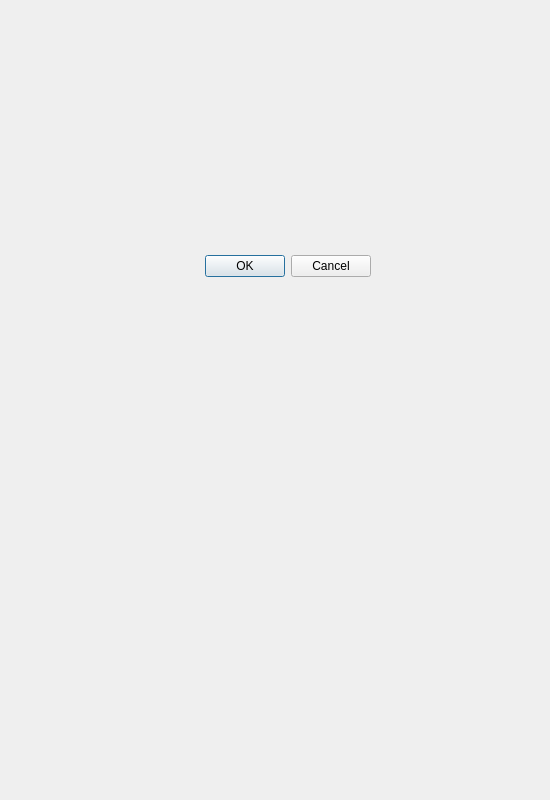
The window that networkmanager.ui (fire-lizard/QBoard) describes before a commit, drawn with Qt 5.
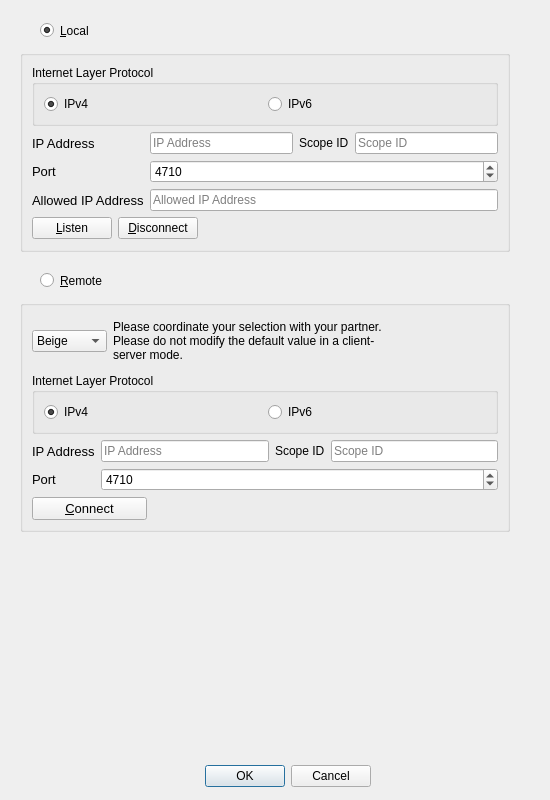
The same window after the commit.

Commit message: network manager layout

The edit to the form file:
```diff
--- a/networkmanager.ui
+++ b/networkmanager.ui
@@ -17,7 +17,7 @@
    <property name="geometry">
     <rect>
      <x>20</x>
-     <y>250</y>
+     <y>760</y>
      <width>351</width>
      <height>33</height>
     </rect>
@@ -58,6 +58,411 @@
     </item>
    </layout>
   </widget>
+  <widget class="QRadioButton" name="local">
+   <property name="geometry">
+    <rect>
+     <x>40</x>
+     <y>20</y>
+     <width>490</width>
+     <height>21</height>
+    </rect>
+   </property>
+   <property name="text">
+    <string>&amp;Local</string>
+   </property>
+   <property name="checked">
+    <bool>true</bool>
+   </property>
+  </widget>
+  <widget class="QGroupBox" name="local_gb">
+   <property name="geometry">
+    <rect>
+     <x>20</x>
+     <y>50</y>
+     <width>490</width>
+     <height>202</height>
+    </rect>
+   </property>
+   <property name="sizePolicy">
+    <sizepolicy hsizetype="Preferred" vsizetype="Fixed">
+     <horstretch>0</horstretch>
+     <verstretch>0</verstretch>
+    </sizepolicy>
+   </property>
+   <layout class="QVBoxLayout" name="verticalLayout">
+    <item>
+     <widget class="QGroupBox" name="groupBox">
+      <property name="sizePolicy">
+       <sizepolicy hsizetype="Preferred" vsizetype="Fixed">
+        <horstretch>0</horstretch>
+        <verstretch>0</verstretch>
+       </sizepolicy>
+      </property>
+      <property name="title">
+       <string>Internet Layer Protocol</string>
+      </property>
+      <layout class="QHBoxLayout" name="horizontalLayout">
+       <item>
+        <widget class="QRadioButton" name="local_ipv4">
+         <property name="text">
+          <string>IPv4</string>
+         </property>
+         <property name="checked">
+          <bool>true</bool>
+         </property>
+        </widget>
+       </item>
+       <item>
+        <widget class="QRadioButton" name="local_ipv6">
+         <property name="text">
+          <string>IPv6</string>
+         </property>
+        </widget>
+       </item>
+      </layout>
+     </widget>
+    </item>
+    <item>
+     <layout class="QGridLayout" name="_2">
+      <item row="1" column="0">
+       <widget class="QLabel" name="label_2">
+        <property name="font">
+         <font>
+          <pointsize>10</pointsize>
+         </font>
+        </property>
+        <property name="text">
+         <string>Port</string>
+        </property>
+       </widget>
+      </item>
+      <item row="0" column="0">
+       <widget class="QLabel" name="label">
+        <property name="font">
+         <font>
+          <pointsize>10</pointsize>
+         </font>
+        </property>
+        <property name="text">
+         <string>IP Address</string>
+        </property>
+       </widget>
+      </item>
+      <item row="2" column="0">
+       <widget class="QLabel" name="label_5">
+        <property name="font">
+         <font>
+          <pointsize>10</pointsize>
+         </font>
+        </property>
+        <property name="text">
+         <string>Allowed IP Address</string>
+        </property>
+       </widget>
+      </item>
+      <item row="2" column="1">
+       <widget class="QLineEdit" name="allowed_host">
+        <property name="toolTip">
+         <string>An empty value will disable the software firewall.</string>
+        </property>
+        <property name="placeholderText">
+         <string>Allowed IP Address</string>
+        </property>
+        <property name="clearButtonEnabled">
+         <bool>true</bool>
+        </property>
+       </widget>
+      </item>
+      <item row="0" column="1">
+       <layout class="QHBoxLayout" name="horizontalLayout_3">
+        <item>
+         <widget class="QLineEdit" name="local_host">
+          <property name="placeholderText">
+           <string>IP Address</string>
+          </property>
+          <property name="clearButtonEnabled">
+           <bool>true</bool>
+          </property>
+         </widget>
+        </item>
+        <item>
+         <widget class="QLabel" name="label_7">
+          <property name="text">
+           <string>Scope ID</string>
+          </property>
+         </widget>
+        </item>
+        <item>
+         <widget class="QLineEdit" name="local_scope_id">
+          <property name="placeholderText">
+           <string>Scope ID</string>
+          </property>
+          <property name="clearButtonEnabled">
+           <bool>true</bool>
+          </property>
+         </widget>
+        </item>
+       </layout>
+      </item>
+      <item row="1" column="1">
+       <widget class="QSpinBox" name="local_port">
+        <property name="maximum">
+         <number>65535</number>
+        </property>
+        <property name="value">
+         <number>4710</number>
+        </property>
+       </widget>
+      </item>
+     </layout>
+    </item>
+    <item>
+     <layout class="QHBoxLayout" name="horizontalLayout_2">
+      <item>
+       <widget class="QPushButton" name="listen">
+        <property name="text">
+         <string>&amp;Listen</string>
+        </property>
+       </widget>
+      </item>
+      <item>
+       <widget class="QPushButton" name="disconnect">
+        <property name="toolTip">
+         <string>Disconnect remote peer.</string>
+        </property>
+        <property name="text">
+         <string>&amp;Disconnect</string>
+        </property>
+       </widget>
+      </item>
+      <item>
+       <spacer name="horizontalSpacer">
+        <property name="orientation">
+         <enum>Qt::Orientation::Horizontal</enum>
+        </property>
+        <property name="sizeHint" stdset="0">
+         <size>
+          <width>40</width>
+          <height>20</height>
+         </size>
+        </property>
+       </spacer>
+      </item>
+     </layout>
+    </item>
+   </layout>
+  </widget>
+  <widget class="QRadioButton" name="remote">
+   <property name="geometry">
+    <rect>
+     <x>40</x>
+     <y>270</y>
+     <width>490</width>
+     <height>21</height>
+    </rect>
+   </property>
+   <property name="text">
+    <string>&amp;Remote</string>
+   </property>
+  </widget>
+  <widget class="QGroupBox" name="remote_gb">
+   <property name="geometry">
+    <rect>
+     <x>20</x>
+     <y>300</y>
+     <width>490</width>
+     <height>232</height>
+    </rect>
+   </property>
+   <property name="sizePolicy">
+    <sizepolicy hsizetype="Preferred" vsizetype="Fixed">
+     <horstretch>0</horstretch>
+     <verstretch>0</verstretch>
+    </sizepolicy>
+   </property>
+   <layout class="QVBoxLayout" name="verticalLayout_2">
+    <item>
+     <layout class="QHBoxLayout" name="horizontalLayout_7">
+      <item>
+       <widget class="QComboBox" name="color">
+        <property name="sizeAdjustPolicy">
+         <enum>QComboBox::SizeAdjustPolicy::AdjustToContents</enum>
+        </property>
+        <item>
+         <property name="text">
+          <string>Beige</string>
+         </property>
+        </item>
+        <item>
+         <property name="text">
+          <string>Crimson</string>
+         </property>
+        </item>
+       </widget>
+      </item>
+      <item>
+       <widget class="QLabel" name="label_3">
+        <property name="text">
+         <string>Please coordinate your selection with your partner. Please do not modify the default value in a client-server mode.</string>
+        </property>
+        <property name="wordWrap">
+         <bool>true</bool>
+        </property>
+       </widget>
+      </item>
+      <item>
+       <spacer name="horizontalSpacer_3">
+        <property name="orientation">
+         <enum>Qt::Orientation::Horizontal</enum>
+        </property>
+        <property name="sizeHint" stdset="0">
+         <size>
+          <width>40</width>
+          <height>20</height>
+         </size>
+        </property>
+       </spacer>
+      </item>
+     </layout>
+    </item>
+    <item>
+     <widget class="QGroupBox" name="groupBox_4">
+      <property name="sizePolicy">
+       <sizepolicy hsizetype="Preferred" vsizetype="Fixed">
+        <horstretch>0</horstretch>
+        <verstretch>0</verstretch>
+       </sizepolicy>
+      </property>
+      <property name="title">
+       <string>Internet Layer Protocol</string>
+      </property>
+      <layout class="QHBoxLayout" name="horizontalLayout_6">
+       <item>
+        <widget class="QRadioButton" name="remote_ipv4">
+         <property name="text">
+          <string>IPv4</string>
+         </property>
+         <property name="checked">
+          <bool>true</bool>
+         </property>
+        </widget>
+       </item>
+       <item>
+        <widget class="QRadioButton" name="remote_ipv6">
+         <property name="text">
+          <string>IPv6</string>
+         </property>
+        </widget>
+       </item>
+      </layout>
+     </widget>
+    </item>
+    <item>
+     <layout class="QGridLayout" name="_3">
+      <item row="0" column="0">
+       <widget class="QLabel" name="label_9">
+        <property name="font">
+         <font>
+          <pointsize>10</pointsize>
+         </font>
+        </property>
+        <property name="text">
+         <string>IP Address</string>
+        </property>
+       </widget>
+      </item>
+      <item row="1" column="0">
+       <widget class="QLabel" name="label_10">
+        <property name="font">
+         <font>
+          <pointsize>10</pointsize>
+         </font>
+        </property>
+        <property name="text">
+         <string>Port</string>
+        </property>
+       </widget>
+      </item>
+      <item row="0" column="1">
+       <layout class="QHBoxLayout" name="horizontalLayout_4">
+        <item>
+         <widget class="QLineEdit" name="remote_host">
+          <property name="placeholderText">
+           <string>IP Address</string>
+          </property>
+          <property name="clearButtonEnabled">
+           <bool>true</bool>
+          </property>
+         </widget>
+        </item>
+        <item>
+         <widget class="QLabel" name="label_13">
+          <property name="text">
+           <string>Scope ID</string>
+          </property>
+         </widget>
+        </item>
+        <item>
+         <widget class="QLineEdit" name="remote_scope_id">
+          <property name="placeholderText">
+           <string>Scope ID</string>
+          </property>
+          <property name="clearButtonEnabled">
+           <bool>true</bool>
+          </property>
+         </widget>
+        </item>
+       </layout>
+      </item>
+      <item row="1" column="1">
+       <widget class="QSpinBox" name="remote_port">
+        <property name="maximum">
+         <number>65535</number>
+        </property>
+        <property name="value">
+         <number>4710</number>
+        </property>
+       </widget>
+      </item>
+     </layout>
+    </item>
+    <item>
+     <layout class="QHBoxLayout" name="horizontalLayout_5">
+      <item>
+       <widget class="QPushButton" name="connect">
+        <property name="minimumSize">
+         <size>
+          <width>115</width>
+          <height>0</height>
+         </size>
+        </property>
+        <property name="font">
+         <font>
+          <pointsize>10</pointsize>
+         </font>
+        </property>
+        <property name="text">
+         <string>&amp;Connect</string>
+        </property>
+       </widget>
+      </item>
+      <item>
+       <spacer name="horizontalSpacer_2">
+        <property name="orientation">
+         <enum>Qt::Orientation::Horizontal</enum>
+        </property>
+        <property name="sizeHint" stdset="0">
+         <size>
+          <width>40</width>
+          <height>20</height>
+         </size>
+        </property>
+       </spacer>
+      </item>
+     </layout>
+    </item>
+   </layout>
+  </widget>
  </widget>
  <resources/>
  <connections/>
```
